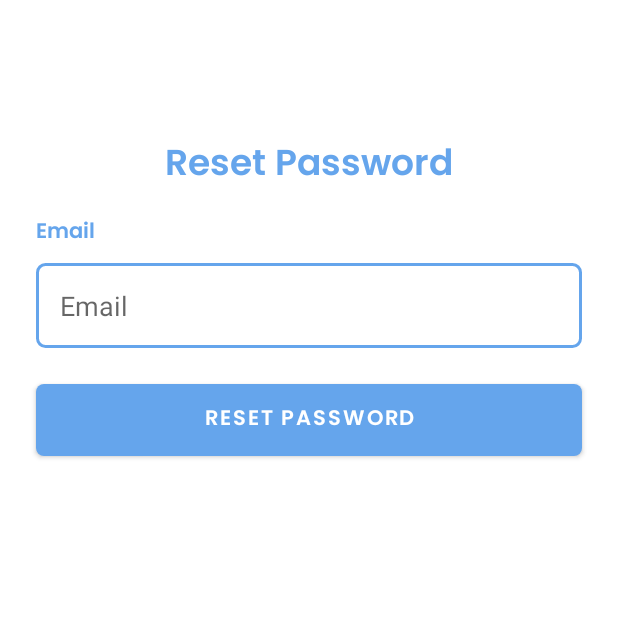
After one commit to AgungP88/getloc-apps, an Android app: the ResetPasswordActivity screen opened directly, with no data from a screen before it, on a phone screen of 412 x 824 dp, the top half of it. The commit adds this screen. Run offline under Robolectric (Android 15) with nearby library versions, the phone set to English and light mode, and no system bars; our stand-ins replace Firebase (no records; nobody signed in at launch, a user with empty details on screens opened directly).

Commit message:
Update Forgot Password and Reset Password

```diff
--- /dev/null
+++ b/app/src/main/java/com/cals/getloc/activity/ResetPasswordActivity.kt
@@ -0,0 +1,50 @@
+package com.cals.getloc.activity
+
+import android.content.Intent
+import android.os.Bundle
+import android.util.Patterns
+import android.widget.Button
+import android.widget.EditText
+import android.widget.Toast
+import androidx.appcompat.app.AppCompatActivity
+import com.cals.getloc.R
+import com.google.firebase.auth.FirebaseAuth
+
+class ResetPasswordActivity : AppCompatActivity() {
+    override fun onCreate(savedInstanceState: Bundle?) {
+        super.onCreate(savedInstanceState)
+        setContentView(R.layout.activity_reset_password)
+
+        val btn_forgot : Button = findViewById(R.id.btnReset)
+        val etEmail : EditText = findViewById(R.id.etEmail)
+
+        btn_forgot.setOnClickListener {
+            val email = etEmail.text.toString().trim()
+
+            if (email.isEmpty()){
+                etEmail.error = "Email harus diisi!"
+                etEmail.requestFocus()
+                return@setOnClickListener
+            }
+
+            if (!Patterns.EMAIL_ADDRESS.matcher(email).matches()){
+                etEmail.error = "Email tidak valid!"
+                etEmail.requestFocus()
+                return@setOnClickListener
+            }
+
+            FirebaseAuth.getInstance().sendPasswordResetEmail(email).addOnCompleteListener {
+                if (it.isSuccessful){
+                    Toast.makeText(this, "Cek Email untuk Reset Password", Toast.LENGTH_SHORT).show()
+                    Intent(this@ResetPasswordActivity, LoginActivity::class.java).also {
+                        it.flags = Intent.FLAG_ACTIVITY_NEW_TASK or Intent.FLAG_ACTIVITY_CLEAR_TASK
+                        startActivity(it)
+                    }
+                } else{
+                    Toast.makeText(this, "${it.exception}", Toast.LENGTH_SHORT).show()
+                }
+            }
+
+        }
+    }
+}
--- /dev/null
+++ b/app/src/main/res/layout/activity_reset_password.xml
@@ -0,0 +1,83 @@
+<?xml version="1.0" encoding="utf-8"?>
+<androidx.constraintlayout.widget.ConstraintLayout xmlns:android="http://schemas.android.com/apk/res/android"
+    xmlns:app="http://schemas.android.com/apk/res-auto"
+    xmlns:tools="http://schemas.android.com/tools"
+    android:layout_width="match_parent"
+    android:layout_height="match_parent"
+    tools:context=".activity.ResetPasswordActivity">
+
+    <TextView
+        android:id="@+id/textView_reset"
+        android:layout_width="wrap_content"
+        android:layout_height="wrap_content"
+        android:layout_marginTop="90dp"
+        android:text="Reset Password"
+        android:fontFamily="@font/poppins_semibold"
+        android:textColor="@color/colorPrimary"
+        android:textSize="24sp"
+        android:textStyle="bold"
+        app:layout_constraintEnd_toEndOf="parent"
+        app:layout_constraintStart_toStartOf="parent"
+        app:layout_constraintTop_toTopOf="parent" />
+
+    <LinearLayout
+        android:id="@+id/ll_email"
+        android:layout_width="match_parent"
+        android:layout_height="wrap_content"
+        app:layout_constraintTop_toBottomOf="@id/textView_reset"
+        app:layout_constraintStart_toStartOf="parent"
+        app:layout_constraintEnd_toEndOf="parent"
+        android:layout_marginStart="24dp"
+        android:layout_marginEnd="24dp"
+        android:orientation="vertical">
+
+        <TextView
+            android:id="@+id/txt_email"
+            android:layout_width="wrap_content"
+            android:layout_height="wrap_content"
+            android:layout_marginTop="12dp"
+            android:text="Email"
+            android:fontFamily="@font/poppins_semibold"
+            android:textColor="@color/colorPrimary"
+            android:textSize="14sp"
+            app:layout_constraintEnd_toEndOf="parent"
+            app:layout_constraintStart_toStartOf="parent"/>
+
+        <EditText
+            android:id="@+id/etEmail"
+            android:layout_width="match_parent"
+            android:layout_height="wrap_content"
+            android:layout_marginTop="8dp"
+            android:hint="Email"
+            android:inputType="textEmailAddress"
+            android:background="@drawable/bg_outline_primary_rounded"
+            android:padding="16dp"
+            app:layout_constraintEnd_toEndOf="parent"
+            app:layout_constraintHorizontal_bias="0.0"
+            app:layout_constraintStart_toStartOf="parent"
+            />
+
+
+    </LinearLayout>
+
+    <Button
+        android:id="@+id/btnReset"
+        android:layout_width="match_parent"
+        android:layout_height="wrap_content"
+        android:layout_marginTop="24dp"
+        android:background="@drawable/bg_btn_primary_rounded"
+        android:text="Reset Password"
+        android:textColor="#FFFFFF"
+        android:textStyle="bold"
+        android:fontFamily="@font/poppins_semibold"
+        android:layout_marginStart="24dp"
+        android:layout_marginEnd="24dp"
+        app:layout_constraintTop_toBottomOf="@+id/ll_email"
+        app:layout_constraintStart_toStartOf="parent"
+        app:layout_constraintEnd_toEndOf="parent"/>
+
+
+
+
+
+</androidx.constraintlayout.widget.ConstraintLayout>
```
Also changed, not shown: app/src/main/AndroidManifest.xml (+4 -3 lines), app/src/main/java/com/cals/getloc/activity/LoginActivity.kt (+8 -0 lines), app/src/main/java/com/cals/getloc/fragment/ChangePasswordFragment.kt (added, +107 -0 lines), app/src/main/java/com/cals/getloc/fragment/ProfileFragment.kt (+14 -11 lines), app/src/main/res/layout/fragment_change_password.xml (added, +100 -0 lines), app/src/main/res/layout/fragment_profile.xml (+13 -39 lines).
